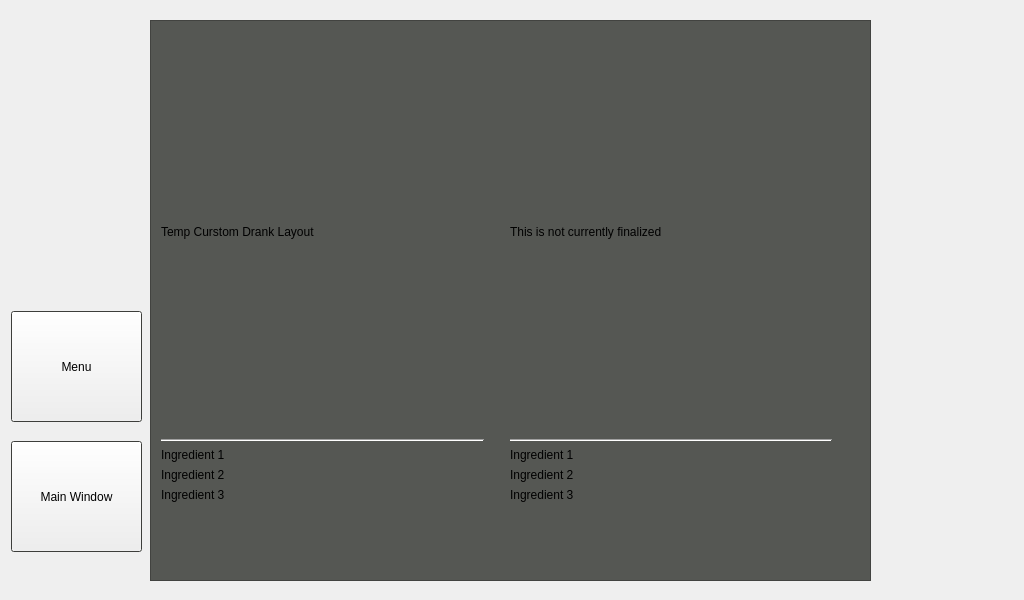
The window that UI/stackedFinalSetup.ui (BartenderButlerBot/Application) describes before a commit, drawn with Qt 5.
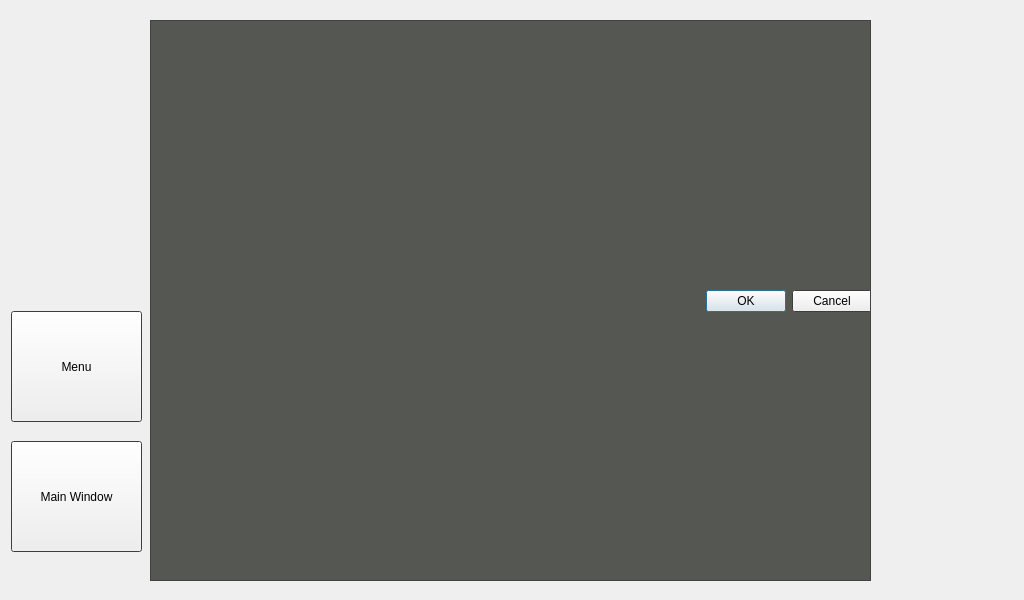
The same window after the commit. The open tabs and pages were chosen to show the change.

Commit message: prep for custom

What changed in the file:
```diff
--- a/UI/stackedFinalSetup.ui
+++ b/UI/stackedFinalSetup.ui
@@ -2339,127 +2339,19 @@
        <widget class="QWidget" name="gridLayoutWidget_6">
         <property name="geometry">
          <rect>
-          <x>10</x>
-          <y>10</y>
-          <width>671</width>
-          <height>471</height>
+          <x>0</x>
+          <y>0</y>
+          <width>721</width>
+          <height>561</height>
          </rect>
         </property>
-        <layout class="QGridLayout" name="gridLayout_custom">
-         <item row="0" column="1">
-          <spacer name="verticalSpacer_4">
-           <property name="orientation">
-            <enum>Qt::Vertical</enum>
+        <layout class="QVBoxLayout" name="verticalLayout">
+         <item>
+          <widget class="QDialogButtonBox" name="buttonBox">
+           <property name="standardButtons">
+            <set>QDialogButtonBox::Cancel|QDialogButtonBox::Ok</set>
            </property>
-           <property name="sizeHint" stdset="0">
-            <size>
-             <width>20</width>
-             <height>40</height>
-            </size>
-           </property>
-          </spacer>
-         </item>
-         <item row="0" column="0">
-          <layout class="QGridLayout" name="gridLayout_customRecipe">
-           <item row="3" column="0">
-            <widget class="QLabel" name="label_51">
-             <property name="text">
-              <string>Ingredient 2</string>
-             </property>
-            </widget>
-           </item>
-           <item row="2" column="0">
-            <widget class="QLabel" name="label_52">
-             <property name="text">
-              <string>Ingredient 1</string>
-             </property>
-            </widget>
-           </item>
-           <item row="4" column="0">
-            <widget class="QLabel" name="label_53">
-             <property name="text">
-              <string>Ingredient 3</string>
-             </property>
-            </widget>
-           </item>
-           <item row="1" column="0">
-            <widget class="Line" name="line_9">
-             <property name="orientation">
-              <enum>Qt::Horizontal</enum>
-             </property>
-            </widget>
-           </item>
-           <item row="0" column="0">
-            <widget class="QLabel" name="label_54">
-             <property name="sizePolicy">
-              <sizepolicy hsizetype="MinimumExpanding" vsizetype="MinimumExpanding">
-               <horstretch>0</horstretch>
-               <verstretch>0</verstretch>
-              </sizepolicy>
-             </property>
-             <property name="minimumSize">
-              <size>
-               <width>0</width>
-               <height>50</height>
-              </size>
-             </property>
-             <property name="text">
-              <string>Temp Curstom Drank Layout</string>
-             </property>
-            </widget>
-           </item>
-          </layout>
-         </item>
-         <item row="0" column="2">
-          <layout class="QGridLayout" name="gridLayout_12">
-           <item row="3" column="0">
-            <widget class="QLabel" name="label_55">
-             <property name="text">
-              <string>Ingredient 2</string>
-             </property>
-            </widget>
-           </item>
-           <item row="2" column="0">
-            <widget class="QLabel" name="label_56">
-             <property name="text">
-              <string>Ingredient 1</string>
-             </property>
-            </widget>
-           </item>
-           <item row="4" column="0">
-            <widget class="QLabel" name="label_57">
-             <property name="text">
-              <string>Ingredient 3</string>
-             </property>
-            </widget>
-           </item>
-           <item row="1" column="0">
-            <widget class="Line" name="line_10">
-             <property name="orientation">
-              <enum>Qt::Horizontal</enum>
-             </property>
-            </widget>
-           </item>
-           <item row="0" column="0">
-            <widget class="QLabel" name="label_58">
-             <property name="sizePolicy">
-              <sizepolicy hsizetype="MinimumExpanding" vsizetype="MinimumExpanding">
-               <horstretch>0</horstretch>
-               <verstretch>0</verstretch>
-              </sizepolicy>
-             </property>
-             <property name="minimumSize">
-              <size>
-               <width>0</width>
-               <height>50</height>
-              </size>
-             </property>
-             <property name="text">
-              <string>This is not currently finalized</string>
-             </property>
-            </widget>
-           </item>
-          </layout>
+          </widget>
          </item>
         </layout>
        </widget>
```
Left out of the diff: 7 changed lines with no effect on the pictures. The commit also changes 4 other files.
